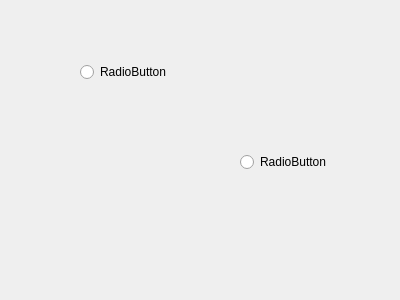
Old version of the form cpp/QTAPP/testdialog.ui in the repository laixhe/laixhe-log.
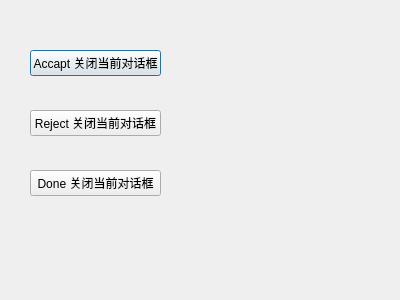
New version of the form.

```diff
--- a/cpp/QTAPP/testdialog.ui
+++ b/cpp/QTAPP/testdialog.ui
@@ -13,30 +13,43 @@
   <property name="windowTitle">
    <string>Dialog</string>
   </property>
-  <widget class="QRadioButton" name="radioButton">
+  <widget class="QPushButton" name="acceptBut">
    <property name="geometry">
     <rect>
-     <x>80</x>
-     <y>60</y>
-     <width>96</width>
-     <height>24</height>
+     <x>30</x>
+     <y>50</y>
+     <width>131</width>
+     <height>26</height>
     </rect>
    </property>
    <property name="text">
-    <string>RadioButton</string>
+    <string>Accapt 关闭当前对话框</string>
    </property>
   </widget>
-  <widget class="QRadioButton" name="radioButton_2">
+  <widget class="QPushButton" name="rejectBut">
    <property name="geometry">
     <rect>
-     <x>240</x>
-     <y>150</y>
-     <width>96</width>
-     <height>24</height>
+     <x>30</x>
+     <y>110</y>
+     <width>131</width>
+     <height>26</height>
     </rect>
    </property>
    <property name="text">
-    <string>RadioButton</string>
+    <string>Reject 关闭当前对话框</string>
+   </property>
+  </widget>
+  <widget class="QPushButton" name="DoneBut">
+   <property name="geometry">
+    <rect>
+     <x>30</x>
+     <y>170</y>
+     <width>131</width>
+     <height>26</height>
+    </rect>
+   </property>
+   <property name="text">
+    <string>Done 关闭当前对话框</string>
    </property>
   </widget>
  </widget>
```
